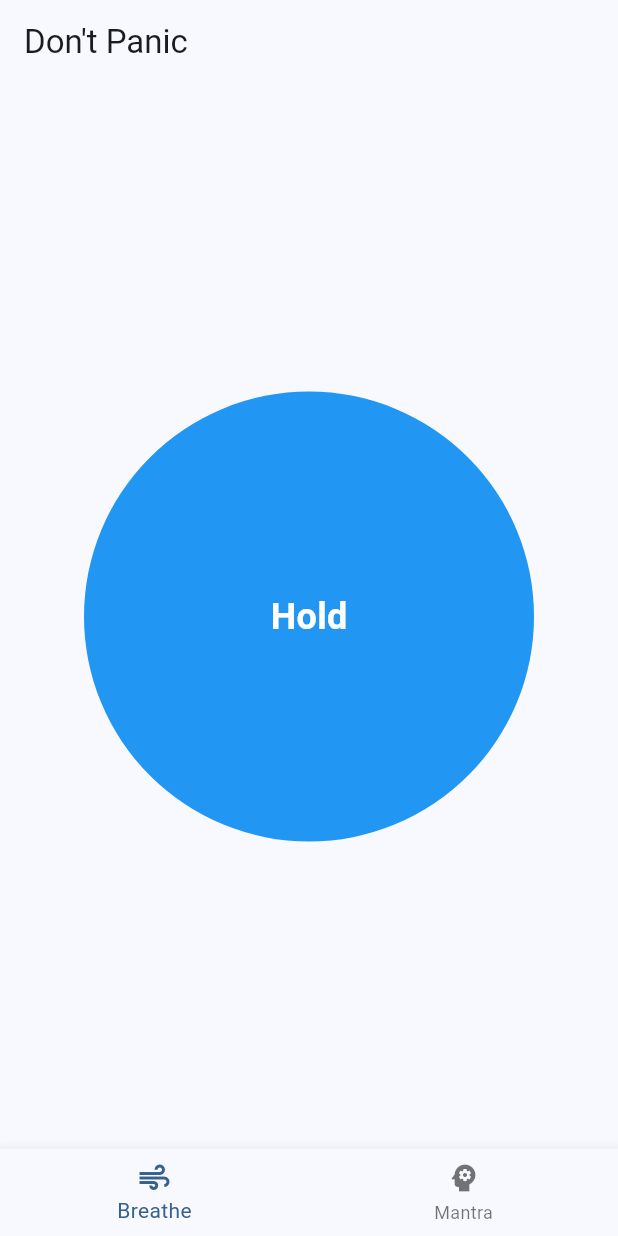
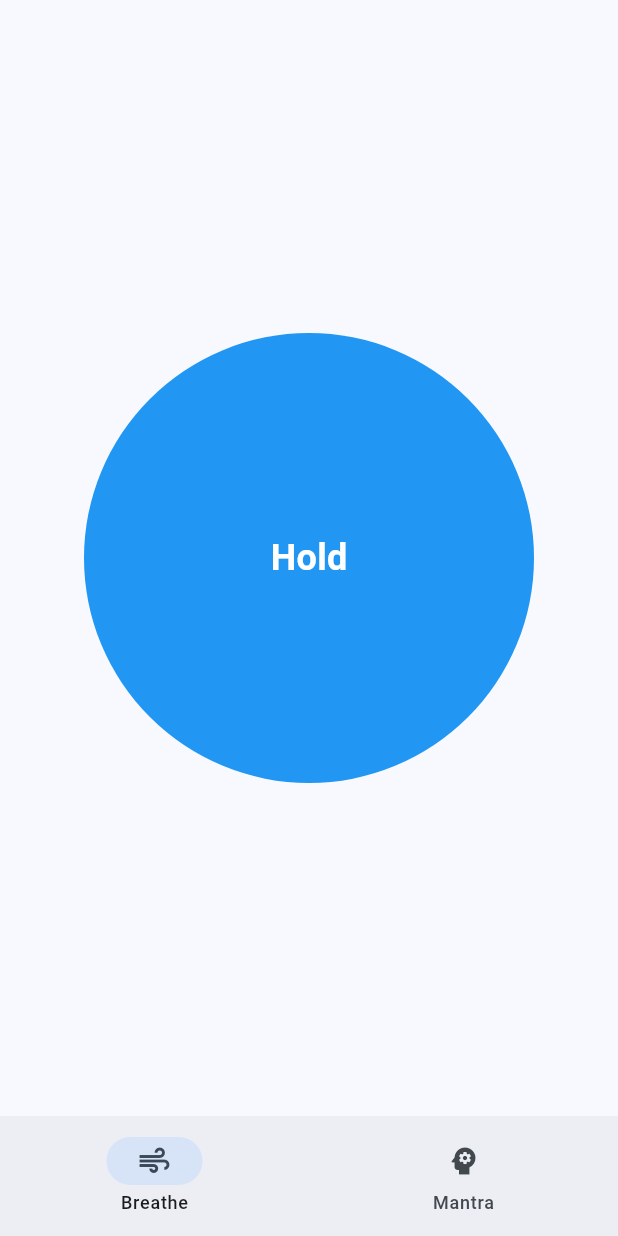
Before and after one commit to ericthomasca/breathe, a Flutter app: the screen it shows after launch, on a phone screen of 412 x 824 dp. Run offline on Flutter 3.47's test engine with Material 3 defaults, Android fonts, the phone set to English and light mode, and no system bars.

Commit message:
remove appbar and migrate to material 3

```diff
--- a/lib/main.dart
+++ b/lib/main.dart
@@ -54,24 +54,21 @@ class _MyHomePageState extends State<MyHomePage> with SingleTickerProviderStateM
   @override
   Widget build(BuildContext context) {
     return Scaffold(
-      appBar: AppBar(
-        title: Text(widget.title),
-      ),
       body: _pages[_selectedIndex],
-      bottomNavigationBar: BottomNavigationBar(
-        items: const [
-          BottomNavigationBarItem(
+      bottomNavigationBar: NavigationBar(
+        destinations: const <Widget>[
+          NavigationDestination(
             icon: Icon(Icons.air),
             label: "Breathe",
           ),
-          BottomNavigationBarItem(
+          NavigationDestination(
             icon: Icon(Icons.psychology),
             label: "Mantra",
           )
           // Add nav bar items here
         ],
-        currentIndex: _selectedIndex,
-        onTap: _onItemTapped,
+        onDestinationSelected: _onItemTapped,
+        selectedIndex: _selectedIndex,
       ),
     );
   }
```
